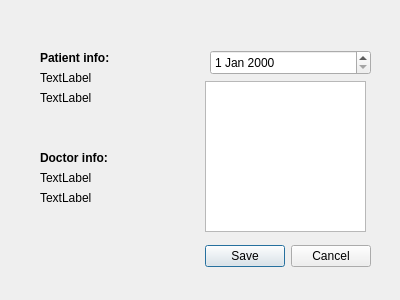
KittimasakBunrat/GroupFour_DoctorsOffice, file GroupFour_DoctorsOffice/addappointmentdialog.ui: the form before one commit.
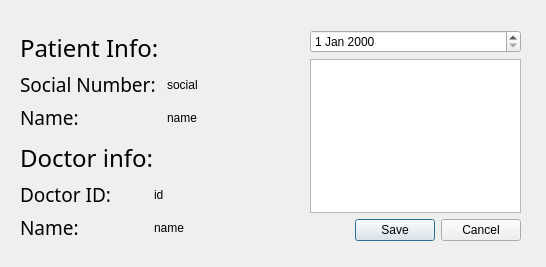
The form after the commit.

```diff
--- a/GroupFour_DoctorsOffice/addappointmentdialog.ui
+++ b/GroupFour_DoctorsOffice/addappointmentdialog.ui
@@ -6,126 +6,194 @@
    <rect>
     <x>0</x>
     <y>0</y>
-    <width>400</width>
-    <height>300</height>
+    <width>546</width>
+    <height>267</height>
    </rect>
   </property>
   <property name="windowTitle">
    <string>Dialog</string>
   </property>
-  <widget class="QDialogButtonBox" name="buttonBox">
+  <widget class="QWidget" name="">
    <property name="geometry">
     <rect>
-     <x>30</x>
-     <y>240</y>
-     <width>341</width>
-     <height>32</height>
+     <x>310</x>
+     <y>30</y>
+     <width>211</width>
+     <height>211</height>
     </rect>
    </property>
-   <property name="orientation">
-    <enum>Qt::Horizontal</enum>
-   </property>
-   <property name="standardButtons">
-    <set>QDialogButtonBox::Cancel|QDialogButtonBox::Save</set>
-   </property>
+   <layout class="QVBoxLayout" name="verticalLayout">
+    <item>
+     <widget class="QDateEdit" name="date"/>
+    </item>
+    <item>
+     <widget class="QListWidget" name="listTime"/>
+    </item>
+    <item>
+     <widget class="QDialogButtonBox" name="buttonBox">
+      <property name="orientation">
+       <enum>Qt::Horizontal</enum>
+      </property>
+      <property name="standardButtons">
+       <set>QDialogButtonBox::Cancel|QDialogButtonBox::Save</set>
+      </property>
+     </widget>
+    </item>
+   </layout>
   </widget>
-  <widget class="QListWidget" name="listTime">
+  <widget class="QWidget" name="">
    <property name="geometry">
     <rect>
-     <x>205</x>
-     <y>81</y>
-     <width>161</width>
-     <height>151</height>
+     <x>20</x>
+     <y>140</y>
+     <width>261</width>
+     <height>101</height>
     </rect>
    </property>
+   <layout class="QVBoxLayout" name="verticalLayout_6">
+    <item>
+     <widget class="QLabel" name="label_4">
+      <property name="font">
+       <font>
+        <family>Optima</family>
+        <pointsize>18</pointsize>
+       </font>
+      </property>
+      <property name="text">
+       <string>Doctor info: </string>
+      </property>
+     </widget>
+    </item>
+    <item>
+     <layout class="QHBoxLayout" name="horizontalLayout_2">
+      <item>
+       <layout class="QVBoxLayout" name="verticalLayout_4">
+        <item>
+         <widget class="QLabel" name="label_8">
+          <property name="font">
+           <font>
+            <family>Optima</family>
+            <pointsize>14</pointsize>
+           </font>
+          </property>
+          <property name="text">
+           <string>Doctor ID: </string>
+          </property>
+         </widget>
+        </item>
+        <item>
+         <widget class="QLabel" name="label_7">
+          <property name="font">
+           <font>
+            <family>Optima</family>
+            <pointsize>14</pointsize>
+           </font>
+          </property>
+          <property name="text">
+           <string>Name: </string>
+          </property>
+         </widget>
+        </item>
+       </layout>
+      </item>
+      <item>
+       <layout class="QVBoxLayout" name="verticalLayout_5">
+        <item>
+         <widget class="QLabel" name="doctorId">
+          <property name="text">
+           <string>id</string>
+          </property>
+         </widget>
+        </item>
+        <item>
+         <widget class="QLabel" name="doctorName">
+          <property name="text">
+           <string>name</string>
+          </property>
+         </widget>
+        </item>
+       </layout>
+      </item>
+     </layout>
+    </item>
+   </layout>
   </widget>
-  <widget class="QLabel" name="label">
+  <widget class="QWidget" name="">
    <property name="geometry">
     <rect>
-     <x>40</x>
-     <y>50</y>
-     <width>111</width>
-     <height>16</height>
+     <x>20</x>
+     <y>30</y>
+     <width>261</width>
+     <height>101</height>
     </rect>
    </property>
-   <property name="text">
-    <string>&lt;b&gt;Patient info:&lt;/b&gt;</string>
-   </property>
-  </widget>
-  <widget class="QLabel" name="patientId">
-   <property name="geometry">
-    <rect>
-     <x>40</x>
-     <y>70</y>
-     <width>101</width>
-     <height>16</height>
-    </rect>
-   </property>
-   <property name="text">
-    <string>TextLabel</string>
-   </property>
-  </widget>
-  <widget class="QLabel" name="patientName">
-   <property name="geometry">
-    <rect>
-     <x>40</x>
-     <y>90</y>
-     <width>111</width>
-     <height>16</height>
-    </rect>
-   </property>
-   <property name="text">
-    <string>TextLabel</string>
-   </property>
-  </widget>
-  <widget class="QLabel" name="label_2">
-   <property name="geometry">
-    <rect>
-     <x>40</x>
-     <y>150</y>
-     <width>91</width>
-     <height>16</height>
-    </rect>
-   </property>
-   <property name="text">
-    <string>&lt;b&gt;Doctor info:&lt;/b&gt;</string>
-   </property>
-  </widget>
-  <widget class="QLabel" name="doctorId">
-   <property name="geometry">
-    <rect>
-     <x>40</x>
-     <y>170</y>
-     <width>55</width>
-     <height>16</height>
-    </rect>
-   </property>
-   <property name="text">
-    <string>TextLabel</string>
-   </property>
-  </widget>
-  <widget class="QLabel" name="doctorName">
-   <property name="geometry">
-    <rect>
-     <x>40</x>
-     <y>190</y>
-     <width>55</width>
-     <height>16</height>
-    </rect>
-   </property>
-   <property name="text">
-    <string>TextLabel</string>
-   </property>
-  </widget>
-  <widget class="QDateEdit" name="date">
-   <property name="geometry">
-    <rect>
-     <x>210</x>
-     <y>50</y>
-     <width>161</width>
-     <height>25</height>
-    </rect>
-   </property>
+   <layout class="QVBoxLayout" name="verticalLayout_7">
+    <item>
+     <widget class="QLabel" name="label_3">
+      <property name="font">
+       <font>
+        <family>Optima</family>
+        <pointsize>18</pointsize>
+       </font>
+      </property>
+      <property name="text">
+       <string>Patient Info: </string>
+      </property>
+     </widget>
+    </item>
+    <item>
+     <layout class="QHBoxLayout" name="horizontalLayout">
+      <item>
+       <layout class="QVBoxLayout" name="verticalLayout_2">
+        <item>
+         <widget class="QLabel" name="label_5">
+          <property name="font">
+           <font>
+            <family>Optima</family>
+            <pointsize>14</pointsize>
+           </font>
+          </property>
+          <property name="text">
+           <string>Social Number: </string>
+          </property>
+         </widget>
+        </item>
+        <item>
+         <widget class="QLabel" name="label_6">
+          <property name="font">
+           <font>
+            <family>Optima</family>
+            <pointsize>14</pointsize>
+           </font>
+          </property>
+          <property name="text">
+           <string>Name: </string>
+          </property>
+         </widget>
+        </item>
+       </layout>
+      </item>
+      <item>
+       <layout class="QVBoxLayout" name="verticalLayout_3">
+        <item>
+         <widget class="QLabel" name="patientId">
+          <property name="text">
+           <string>social</string>
+          </property>
+         </widget>
+        </item>
+        <item>
+         <widget class="QLabel" name="patientName">
+          <property name="text">
+           <string>name</string>
+          </property>
+         </widget>
+        </item>
+       </layout>
+      </item>
+     </layout>
+    </item>
+   </layout>
   </widget>
  </widget>
  <resources/>
```
